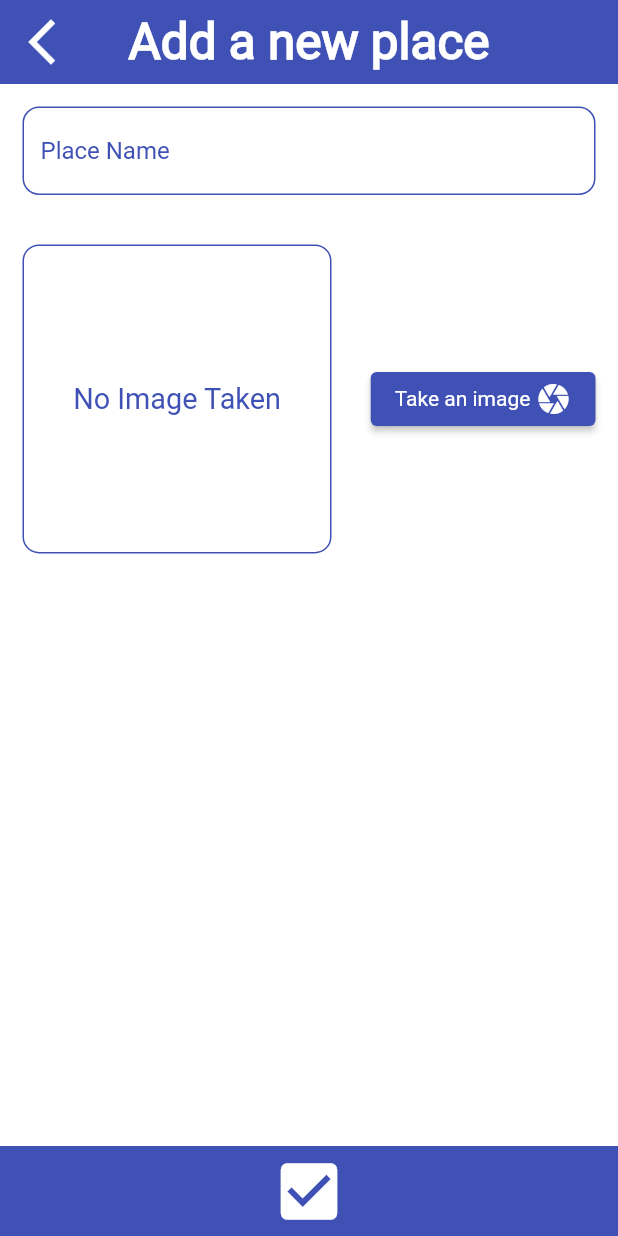
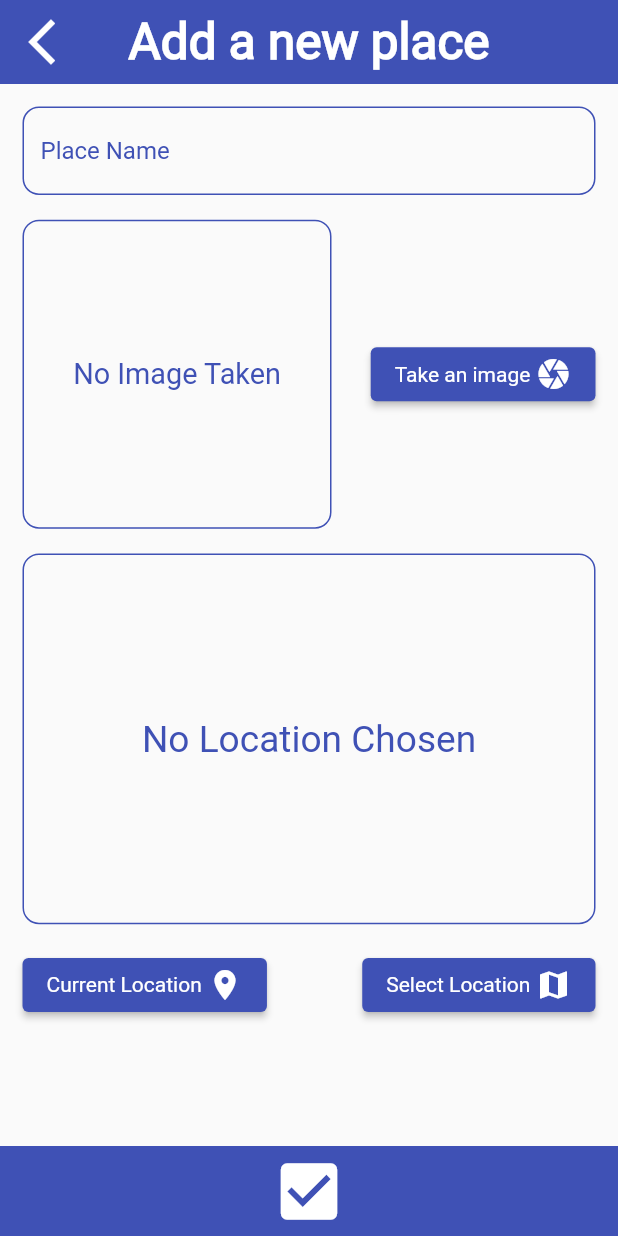
Before and after one commit to YosophAhmed/GreatPlaces, a Flutter app: the AddPlaceScreen screen opened by its route, on a phone screen of 412 x 824 dp. Run offline on Flutter 3.47's test engine with Material 2 defaults, Android fonts, the phone set to English and light mode, and no system bars; our stand-ins replace image_picker, sizer, sqflite; accounts and stored records are empty.

Commit message:
Adding Custom Location Input

```diff
--- a/lib/screens/add_place_screen.dart
+++ b/lib/screens/add_place_screen.dart
@@ -1,6 +1,7 @@
 import 'package:flutter/material.dart';
 import 'package:great_places/widgets/custom_button.dart';
 import 'package:great_places/widgets/custom_image_input.dart';
+import 'package:great_places/widgets/custom_location_input.dart';
 import 'package:great_places/widgets/custom_text_field.dart';
 import 'package:provider/provider.dart';
 import 'package:sizer/sizer.dart';
@@ -43,7 +44,6 @@ class _AddPlaceScreenState extends State<AddPlaceScreen> {
   @override
   Widget build(BuildContext context) {
     return Scaffold(
-      backgroundColor: Colors.white70,
       appBar: AppBar(
         title: Text(
           'Add a new place',
@@ -79,11 +79,15 @@ class _AddPlaceScreenState extends State<AddPlaceScreen> {
                       color: Colors.indigo,
                     ),
                     SizedBox(
-                      height: 4.h,
+                      height: 2.h,
                     ),
                     CustomImageInput(
                       onSelectImage: selectImage,
                     ),
+                    SizedBox(
+                      height: 2.h,
+                    ),
+                    CustomLocationInput(),
                   ],
                 ),
               ),
--- /dev/null
+++ b/lib/widgets/custom_location_input.dart
@@ -0,0 +1,68 @@
+import 'package:flutter/material.dart';
+import 'package:great_places/widgets/custom_elevated_button.dart';
+import 'package:sizer/sizer.dart';
+
+class CustomLocationInput extends StatefulWidget {
+  const CustomLocationInput({Key? key}) : super(key: key);
+
+  @override
+  State<CustomLocationInput> createState() => _CustomLocationInputState();
+}
+
+class _CustomLocationInputState extends State<CustomLocationInput> {
+  String? previewImageUrl;
+
+  @override
+  Widget build(BuildContext context) {
+    return Column(
+      children: [
+        Container(
+          width: double.infinity,
+          height: 30.h,
+          alignment: Alignment.center,
+          decoration: BoxDecoration(
+            borderRadius: previewImageUrl == null
+                ? BorderRadius.circular(8.0.sp)
+                : BorderRadius.circular(0),
+            border: Border.all(
+              color: Colors.indigo,
+              width: 1.0,
+            ),
+          ),
+          child: previewImageUrl == null
+              ? Text(
+                  'No Location Chosen',
+                  style: TextStyle(
+                    fontSize: 18.sp,
+                    color: Colors.indigo,
+                  ),
+                  textAlign: TextAlign.center,
+                )
+              : Image.network(
+                  previewImageUrl!,
+                  fit: BoxFit.fill,
+                  width: double.infinity,
+                ),
+        ),
+        SizedBox(
+          height: 2.h,
+        ),
+        Row(
+          mainAxisAlignment: MainAxisAlignment.spaceBetween,
+          children: [
+            CustomElevatedButton(
+              onPressed: () {},
+              text: 'Current Location',
+              icon: Icons.location_on,
+            ),
+            CustomElevatedButton(
+              onPressed: () {},
+              text: 'Select Location',
+              icon: Icons.map,
+            ),
+          ],
+        ),
+      ],
+    );
+  }
+}
```
